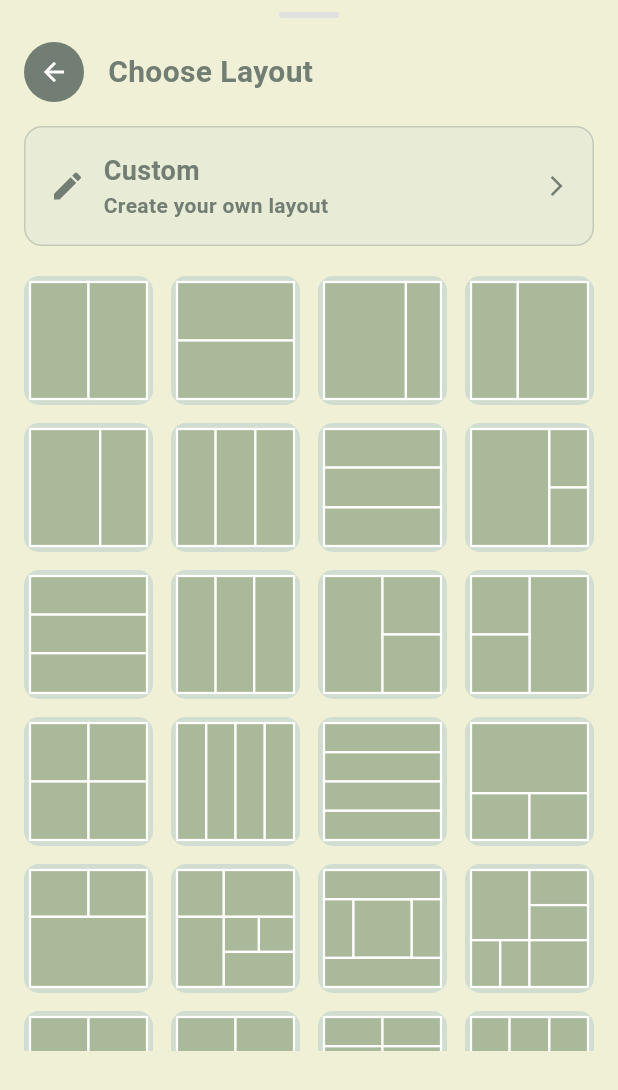
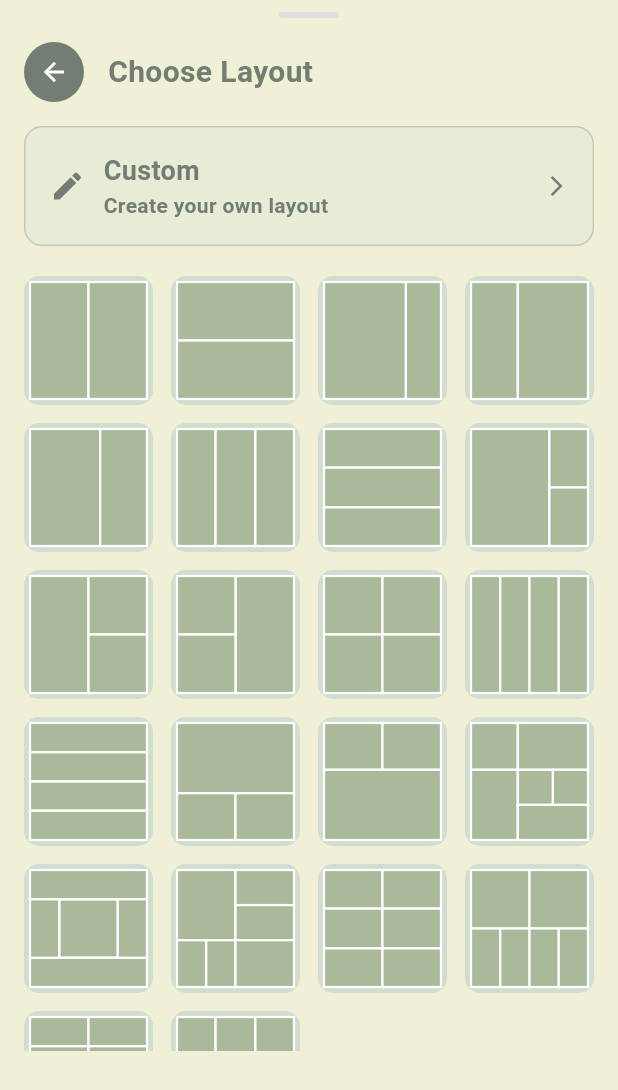
Before and after one commit to aycabadem/photo_collage, a Flutter app: the LayoutPickerModal widget shown alone on an empty page, opened directly with empty values, on a phone screen of 412 x 824 dp. Shown: the top 1090 px of the screen. Run offline on Flutter 3.47's test engine with Material 3 defaults, Android fonts, the light colour scheme and no system bars; our stand-ins replace extended_image, image_gallery_saver, image_picker.

Commit message:
delete duplicate layouts

```diff
--- a/lib/widgets/layout_picker_modal.dart
+++ b/lib/widgets/layout_picker_modal.dart
@@ -139,7 +139,7 @@ class LayoutPickerModal extends StatelessWidget {
 
   Widget _buildLayoutGrid() {
     // Get all layouts
-    List<LayoutTemplate> layouts = LayoutTemplates.templates;
+    List<LayoutTemplate> layouts = _uniqueLayoutsBySignature(LayoutTemplates.templates);
 
     return Padding(
       padding: const EdgeInsets.symmetric(horizontal: 16),
@@ -158,6 +158,26 @@ class LayoutPickerModal extends StatelessWidget {
       ),
     );
   }
+
+  // Deduplicate visually identical layouts by rounding rects to 1 decimal and hashing
+  List<LayoutTemplate> _uniqueLayoutsBySignature(List<LayoutTemplate> all) {
+    final seen = <String>{};
+    final result = <LayoutTemplate>[];
+    for (final t in all) {
+      final sigParts = t.photoLayouts
+          .map((p) =>
+              '${_r(p.position.dx)},${_r(p.position.dy)},${_r(p.size.width)},${_r(p.size.height)}')
+          .toList()
+        ..sort();
+      final sig = sigParts.join('|');
+      if (seen.add(sig)) {
+        result.add(t);
+      }
+    }
+    return result;
+  }
+
+  String _r(double v) => (v * 10).round().toString(); // 1 decimal rounding key
 
   Widget _buildModernLayoutTile(LayoutTemplate layout, BuildContext context) {
     return GestureDetector(
```
